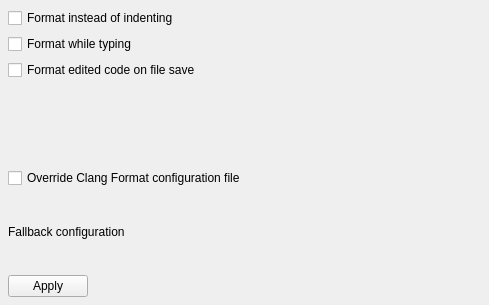
qt-creator/qt-creator, file src/plugins/clangformat/clangformatconfigwidget.ui: the form before one commit.
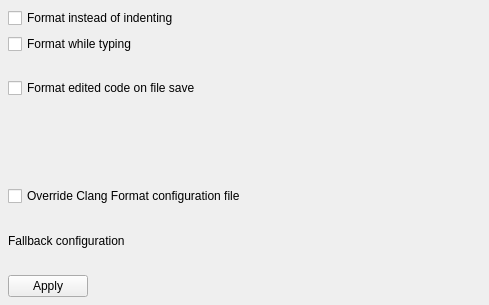
The form after the commit.

```diff
--- a/src/plugins/clangformat/clangformatconfigwidget.ui
+++ b/src/plugins/clangformat/clangformatconfigwidget.ui
@@ -41,11 +41,35 @@
     </widget>
    </item>
    <item>
+    <layout class="QHBoxLayout" name="horizontalLayout_3">
+     <item>
     <widget class="QCheckBox" name="formatOnSave">
      <property name="text">
       <string>Format edited code on file save</string>
      </property>
     </widget>
+     </item>
+     <item>
+      <widget class="QLabel" name="fileSaveWarning">
+       <property name="text">
+        <string/>
+       </property>
+      </widget>
+     </item>
+     <item>
+      <spacer name="horizontalSpacer_2">
+       <property name="orientation">
+        <enum>Qt::Horizontal</enum>
+       </property>
+       <property name="sizeHint" stdset="0">
+        <size>
+         <width>40</width>
+         <height>20</height>
+        </size>
+       </property>
+      </spacer>
+     </item>
+    </layout>
    </item>
    <item>
     <widget class="QLabel" name="projectHasClangFormat">
```
Lines whose indentation alone changed are shown as unchanged.
